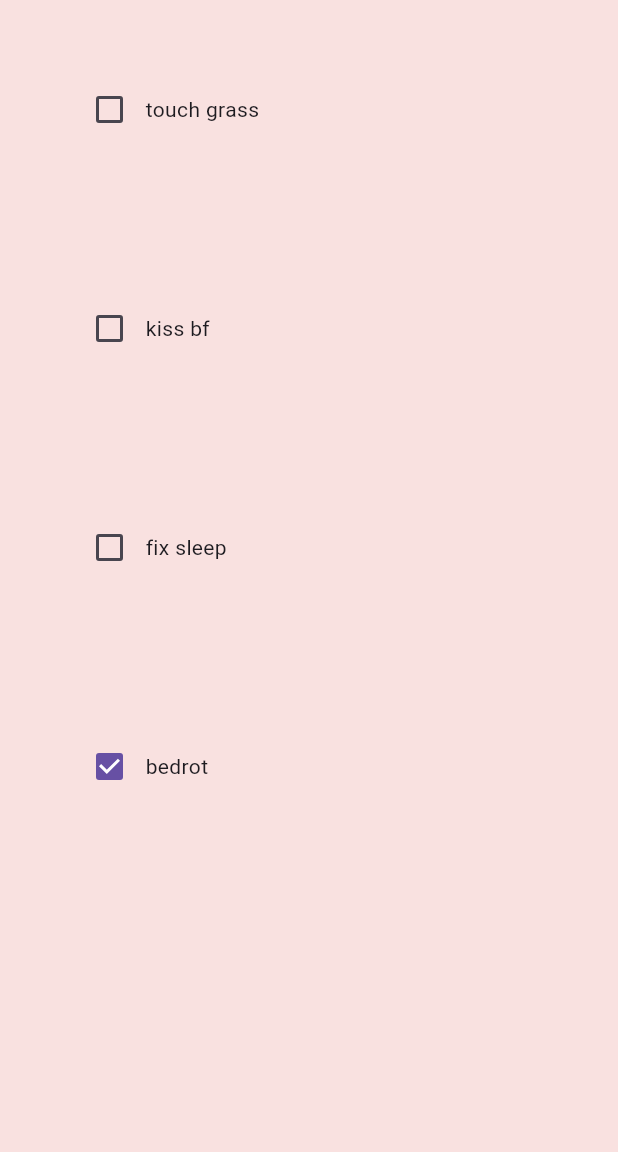
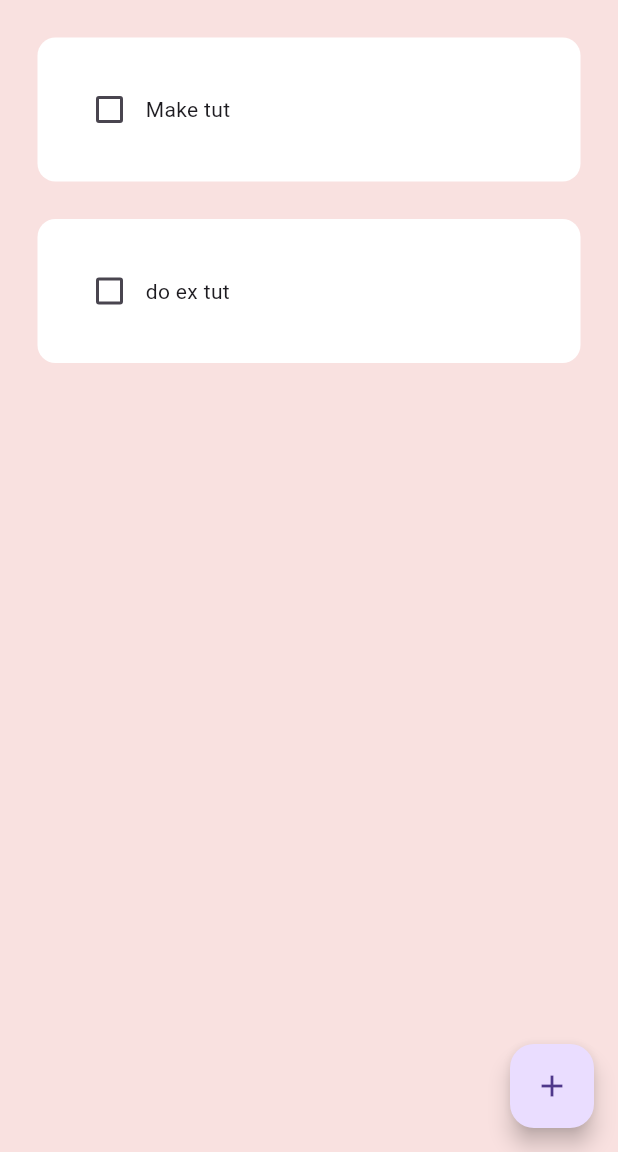
Before and after one commit to amirm06/To-do-list-, a Flutter app: the screen it shows after launch, on a phone screen of 412 x 824 dp, the part 84-1236 px from its top. Run offline on Flutter 3.47's test engine with Material 3 defaults, Android fonts, the phone set to English and light mode, and no system bars; drawn by our look-alikes of flutter_slidable; our stand-ins replace hive_flutter; accounts and stored records are empty.

Commit message:
latest app updates

```diff
--- /dev/null
+++ b/lib/data/database.dart
@@ -0,0 +1,29 @@
+import 'package:hive_flutter/hive_flutter.dart';
+
+class ToDoDatabase {
+
+  List toDoList = [];
+final _myBox = Hive.box('myBox');
+
+
+//run this if first time opening app
+void createInitialData(){
+  toDoList = [
+  ["Make tut",false],
+   ["do ex tut",false],
+  ];
+}
+
+//load data from database
+
+void loaddata(){
+  toDoList = _myBox.get("todolist");
+}
+
+
+//update database
+void updatedata() {
+_myBox.put("todolist" , toDoList );
+}
+
+}
--- a/lib/pages/home_page.dart
+++ b/lib/pages/home_page.dart
@@ -1,6 +1,8 @@
 import 'package:flutter/material.dart';
+import 'package:todo_app/data/database.dart';
+import 'package:todo_app/util/dialogBox.dart';
 import 'package:todo_app/util/to_do_tile.dart';
-
+import 'package:hive_flutter/hive_flutter.dart';
 
 class HomePage extends StatefulWidget {
   const HomePage({super.key});
@@ -10,37 +12,92 @@ class HomePage extends StatefulWidget {
 }
 
 class _HomePageState extends State<HomePage> {
+//reference the box
+final _mybox = Hive.box('mybox');
+
+//controller
+final _controller = TextEditingController();
+
+//list of to tasks
+ToDoDatabase db = ToDoDatabase();
+
+@override
+  void initState() {
+    // if first time opening app
+    if (_mybox.get("todolist")== null){
+      db.createInitialData();
+    } else {
+      db.loaddata();
+    }
+
+    super.initState();
+  }
+//checkbox changed
+void checkBoxChanged(bool? value, int index){
+  setState(() {
+    db.toDoList[index][1] = !db.toDoList[index][1];
+  });
+db.updatedata();
+}
+    //save new task
+    void saveNewTask(){
+      setState(() {
+        db.toDoList.add([_controller.text, false]);
+        _controller.clear();
+        Navigator.of(context).pop();
+      });
+      db.updatedata();
+    }
+
+    //create new task
+void createNewTask(){
+    showDialog(context: context,
+    builder: (context) {
+      return Dialogbox(
+        controller: _controller ,
+         onSave: saveNewTask ,
+        onCancel: ()=> Navigator.of(context).pop() ,
+
+      );
+    },
+    );
+    db.updatedata();
+  }
+
+  //delete function
+  void deleteTask(int index){
+    setState(() {
+      db.toDoList.removeAt(index);
+    });
+  }
+
   @override
   Widget build(BuildContext context) {
     return Scaffold(
       backgroundColor: const Color.fromARGB(255, 249,225,224),
-      appBar: AppBar(backgroundColor: Color.fromARGB(255, 254,173,185),
-      title: Text("TO DO LIST"),
-      elevation: 0,),
-      body: ListView(
-        children: [
-          ToDoTile(
-          taskName: "touch grass",
-          taskCompleted: false,
-          onChanged: (p0) {},
-          ),
-          //task2
-           ToDoTile(
-          taskName: "kiss bf",
-          taskCompleted: false,
-          onChanged: (p0) {},
-          ),
-        ToDoTile(
-          taskName: "fix sleep",
-          taskCompleted: false,
-          onChanged: (p0) {},
-          ),
-           ToDoTile(
-          taskName: "bedrot",
-          taskCompleted: true,
-          onChanged: (p0) {},
-          ),
-        ],
+     appBar: AppBar(
+     backgroundColor: Color.fromARGB(255, 254, 173, 185),
+     title: Text("TO DO LIST"),
+     elevation: 0,
+),
+
+
+    //Floating button
+    floatingActionButton: FloatingActionButton(
+      onPressed: createNewTask ,
+      child: Icon(Icons.add),
+    ),
+
+
+      body: ListView.builder(
+       itemCount: db.toDoList.length,
+       itemBuilder:(context, index) {
+         return ToDoTile(onChanged:  (value) => checkBoxChanged(value,index),
+          taskCompleted:  db.toDoList[index][1],
+           taskName: db.toDoList[index][0],
+           deleteFunction: (context)=> deleteTask(index),
+           );
+       },
       ),
     );
   }
--- a/lib/util/to_do_tile.dart
+++ b/lib/util/to_do_tile.dart
@@ -1,40 +1,62 @@
 import 'package:flutter/material.dart';
+import 'package:flutter_slidable/flutter_slidable.dart';
 
 class ToDoTile extends StatelessWidget {
 
  final String taskName;
   final bool taskCompleted;
   Function(bool?)? onChanged;
+  Function(BuildContext)? deleteFunction;
 
    ToDoTile({super.key ,
    required this.onChanged,
    required this.taskCompleted ,
-  required this.taskName
+   required this.taskName,
+   required this.deleteFunction
   });
 
 
   @override
   Widget build(BuildContext context) {
     return Padding(
-      padding: const EdgeInsets.all(25.0),
-      child: Container(
+      padding: const EdgeInsets.only(left: 25,right: 25,top: 25),
+      child: Slidable(
+        endActionPane: ActionPane(motion: StretchMotion(),
+        children: [
+          SlidableAction(onPressed: deleteFunction ,
+          icon: Icons.delete,
+          backgroundColor: Colors.pink,
+          borderRadius: BorderRadius.circular(12),)
+        ]
+        ),
+        child: Container(
        padding: EdgeInsets.all(24) ,
 
         decoration: BoxDecoration(
-         color: const Color.fromARGB(255, 249,225,224),
+         color: const Color.fromARGB(255, 255, 255, 255),
          borderRadius: BorderRadius.circular(12),
 
         ),
         child: Row(
           children: [
             //checkbox
-           Checkbox(value: taskCompleted, onChanged: onChanged),
+           Checkbox(
+           value: taskCompleted,
+           onChanged: onChanged,
+           activeColor: const Color.fromARGB(255, 231, 119, 180),
+           ),
 
 
             //task name
-             Text(taskName),
+             Text(taskName,
+             style: TextStyle(
+              decoration:
+              taskCompleted ? TextDecoration.lineThrough : TextDecoration.none
+             ),),
+
           ],
         ),
+       ),
       ),
     );
   }
```
Also changed, not shown: lib/main.dart (+9 -1 lines), lib/util/dialogBox.dart (added, +51 -0 lines), lib/util/myButton.dart (added, +16 -0 lines), pubspec.yaml (+9 -4 lines), pubspec.lock, 1 other file.
